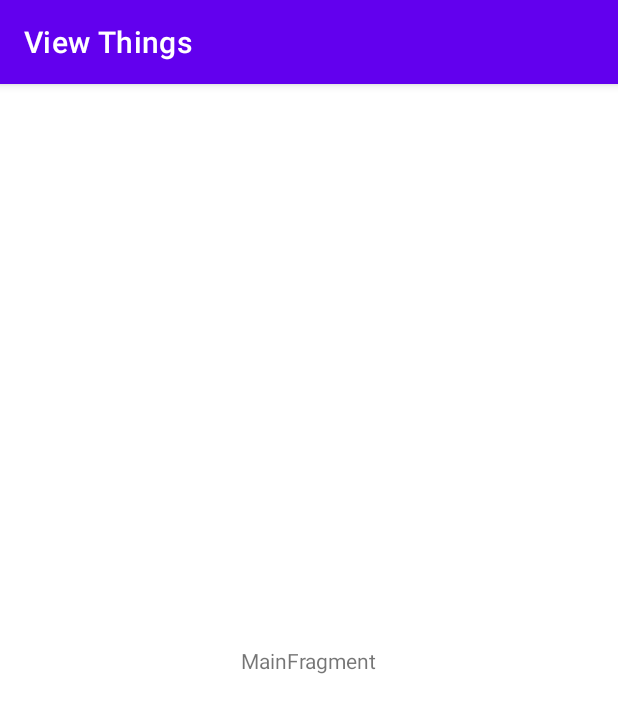
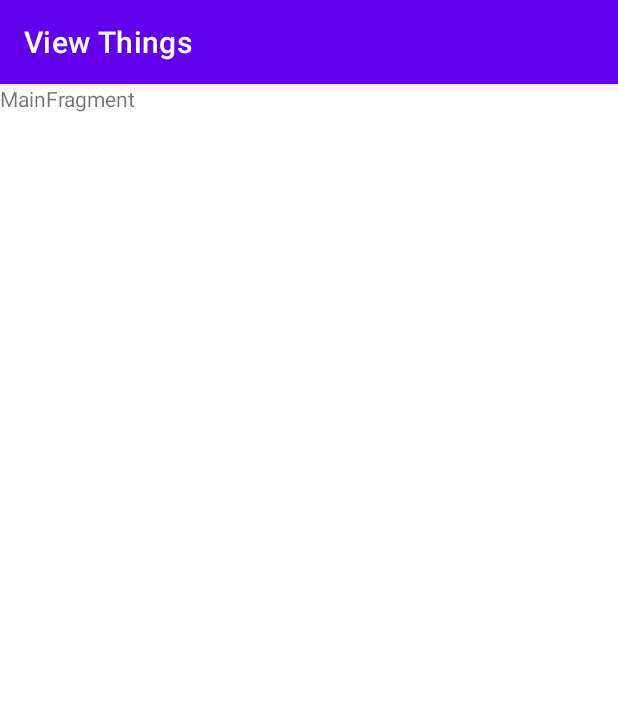
Before and after one commit to EricS0110/show-me-what-i-got, an Android app: the screen it shows after launch (MainActivity), on a phone screen of 412 x 824 dp. Shown: the top 713 px of the screen. Run offline under Robolectric (Android 15) with nearby library versions, the light colour scheme and no system bars; our stand-ins replace navigation-ui; 3 statements that could not run were skipped.

Commit message:
set up the main activity to use fragment flow

```diff
--- a/app/src/main/java/com/builditmyself/collectionsview/MainViewModel.kt
+++ b/app/src/main/java/com/builditmyself/collectionsview/ConnectionViewModel.kt
@@ -2,6 +2,6 @@ package com.builditmyself.collectionsview
 
 import androidx.lifecycle.ViewModel
 
-class MainViewModel : ViewModel() {
+class ConnectionViewModel : ViewModel() {
     // TODO: Implement the ViewModel
 }
--- a/app/src/main/java/com/builditmyself/collectionsview/MainActivity.kt
+++ b/app/src/main/java/com/builditmyself/collectionsview/MainActivity.kt
@@ -2,16 +2,37 @@ package com.builditmyself.collectionsview
 
 import androidx.appcompat.app.AppCompatActivity
 import android.os.Bundle
+import androidx.activity.viewModels
+import androidx.navigation.NavController
+import androidx.navigation.fragment.NavHostFragment
+import androidx.navigation.ui.setupActionBarWithNavController
 
-class MainActivity : AppCompatActivity() {
+/**
+ * Activity for main application flow
+ */
+class MainActivity : AppCompatActivity(R.layout.activity_main) {
+
+    private lateinit var navController: NavController
+    private val sharedViewModel: ConnectionViewModel by viewModels()
 
     override fun onCreate(savedInstanceState: Bundle?) {
         super.onCreate(savedInstanceState)
-        setContentView(R.layout.activity_main)
-        if (savedInstanceState == null) {
-            supportFragmentManager.beginTransaction()
-                .replace(R.id.container, MainFragment.newInstance())
-                .commitNow()
-        }
+
+        // Start Python if not running, add to MongoDataViewModel
+
+        // Retrieve NavController from the NavHostFragment
+        val navHostFragment = supportFragmentManager
+            .findFragmentById(R.id.nav_host_fragment) as NavHostFragment
+        navController = navHostFragment.navController
+
+        // Set up the action bar for use with the NavController
+        setupActionBarWithNavController(navController)
+    }
+
+    /**
+     * Handle navigation when the user chooses Up from the action bar.
+     */
+    override fun onSupportNavigateUp(): Boolean {
+        return navController.navigateUp() || super.onSupportNavigateUp()
     }
 }
--- a/app/src/main/java/com/builditmyself/collectionsview/MainFragment.kt
+++ b/app/src/main/java/com/builditmyself/collectionsview/MainFragment.kt
@@ -13,7 +13,7 @@ class MainFragment : Fragment() {
         fun newInstance() = MainFragment()
     }
 
-    private lateinit var viewModel: MainViewModel
+    private lateinit var viewModel: ConnectionViewModel
 
     override fun onCreateView(
         inflater: LayoutInflater, container: ViewGroup?,
@@ -24,7 +24,7 @@ class MainFragment : Fragment() {
 
     override fun onActivityCreated(savedInstanceState: Bundle?) {
         super.onActivityCreated(savedInstanceState)
-        viewModel = ViewModelProvider(this).get(MainViewModel::class.java)
+        viewModel = ViewModelProvider(this).get(ConnectionViewModel::class.java)
         // TODO: Use the ViewModel
     }
 
--- /dev/null
+++ b/app/src/main/java/com/builditmyself/collectionsview/MongoDataViewModel.kt
@@ -0,0 +1,7 @@
+package com.builditmyself.collectionsview
+
+import androidx.lifecycle.ViewModel
+
+class MongoDataViewModel: ViewModel() {
+    //TODO: Implement this ViewModel
+}
--- a/app/src/main/res/layout/activity_main.xml
+++ b/app/src/main/res/layout/activity_main.xml
@@ -4,4 +4,11 @@
     android:id="@+id/container"
     android:layout_width="match_parent"
     android:layout_height="match_parent"
-    tools:context=".MainActivity" />
+    tools:context=".MainActivity" >
+
+    <androidx.fragment.app.FragmentContainerView
+        android:id="@+id/nav_host_fragment"
+        android:name="com.builditmyself.collectionsview.MainFragment"
+        android:layout_width="wrap_content"
+        android:layout_height="wrap_content" />
+</FrameLayout>
```
